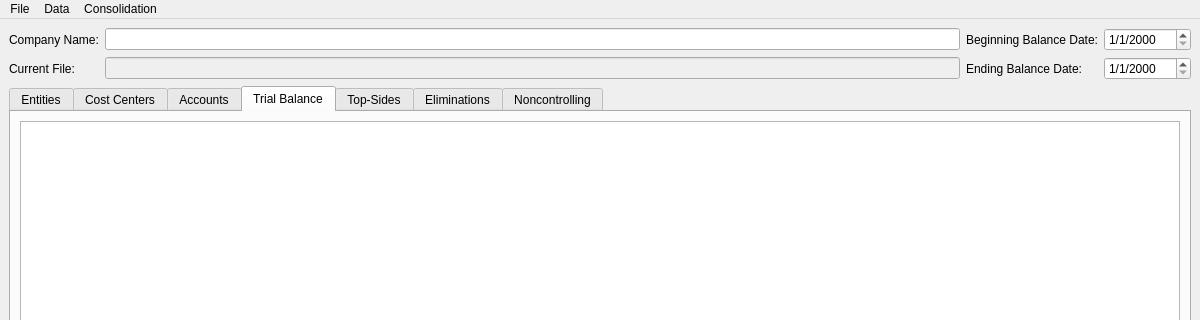
Old version of the form ui/MainWindow2.ui in the repository herrsmitty8128/ConsolidationBuilder; both pictures show x 0 to 1200 and y 0 to 320 of the 1200 by 860 pixel window.
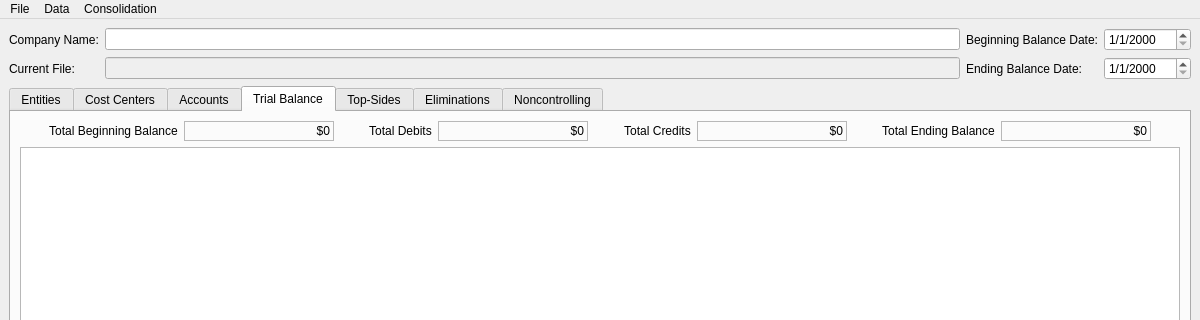
New version of the form. The open tabs and pages were chosen to show the change. Icons and pictures are not drawn.

The edit to the form file:
```diff
--- a/ui/MainWindow2.ui
+++ b/ui/MainWindow2.ui
@@ -397,27 +397,232 @@
            <attribute name="title">
             <string>Trial Balance</string>
            </attribute>
-           <layout class="QHBoxLayout" name="horizontalLayout_5">
+           <layout class="QVBoxLayout" name="verticalLayout_2">
             <item>
-             <layout class="QVBoxLayout" name="verticalLayout_2">
+             <layout class="QHBoxLayout" name="horizontalLayout_16">
               <item>
-               <widget class="QTableView" name="Trial_Balance">
-                <property name="alternatingRowColors">
-                 <bool>true</bool>
+               <spacer name="horizontalSpacer_26">
+                <property name="orientation">
+                 <enum>Qt::Horizontal</enum>
                 </property>
-                <property name="selectionMode">
-                 <enum>QAbstractItemView::ExtendedSelection</enum>
+                <property name="sizeHint" stdset="0">
+                 <size>
+                  <width>40</width>
+                  <height>20</height>
+                 </size>
                 </property>
-                <property name="selectionBehavior">
-                 <enum>QAbstractItemView::SelectRows</enum>
+               </spacer>
+              </item>
+              <item>
+               <widget class="QLabel" name="label_14">
+                <property name="text">
+                 <string>Total Beginning Balance</string>
                 </property>
-                <property name="sortingEnabled">
-                 <bool>true</bool>
+                <property name="alignment">
+                 <set>Qt::AlignCenter</set>
                 </property>
                </widget>
               </item>
+              <item>
+               <widget class="QLabel" name="totalTBBeginning">
+                <property name="minimumSize">
+                 <size>
+                  <width>150</width>
+                  <height>0</height>
+                 </size>
+                </property>
+                <property name="maximumSize">
+                 <size>
+                  <width>200</width>
+                  <height>16777215</height>
+                 </size>
+                </property>
+                <property name="frameShape">
+                 <enum>QFrame::StyledPanel</enum>
+                </property>
+                <property name="text">
+                 <string>$0</string>
+                </property>
+                <property name="alignment">
+                 <set>Qt::AlignRight|Qt::AlignTrailing|Qt::AlignVCenter</set>
+                </property>
+               </widget>
+              </item>
+              <item>
+               <spacer name="horizontalSpacer_27">
+                <property name="orientation">
+                 <enum>Qt::Horizontal</enum>
+                </property>
+                <property name="sizeHint" stdset="0">
+                 <size>
+                  <width>40</width>
+                  <height>20</height>
+                 </size>
+                </property>
+               </spacer>
+              </item>
+              <item>
+               <widget class="QLabel" name="label_15">
+                <property name="text">
+                 <string>Total Debits</string>
+                </property>
+                <property name="alignment">
+                 <set>Qt::AlignCenter</set>
+                </property>
+               </widget>
+              </item>
+              <item>
+               <widget class="QLabel" name="totalTBDebits">
+                <property name="minimumSize">
+                 <size>
+                  <width>150</width>
+                  <height>0</height>
+                 </size>
+                </property>
+                <property name="maximumSize">
+                 <size>
+                  <width>200</width>
+                  <height>16777215</height>
+                 </size>
+                </property>
+                <property name="frameShape">
+                 <enum>QFrame::StyledPanel</enum>
+                </property>
+                <property name="text">
+                 <string>$0</string>
+                </property>
+                <property name="alignment">
+                 <set>Qt::AlignRight|Qt::AlignTrailing|Qt::AlignVCenter</set>
+                </property>
+               </widget>
+              </item>
+              <item>
+               <spacer name="horizontalSpacer_28">
+                <property name="orientation">
+                 <enum>Qt::Horizontal</enum>
+                </property>
+                <property name="sizeHint" stdset="0">
+                 <size>
+                  <width>40</width>
+                  <height>20</height>
+                 </size>
+                </property>
+               </spacer>
+              </item>
+              <item>
+               <widget class="QLabel" name="label_16">
+                <property name="text">
+                 <string>Total Credits</string>
+                </property>
+                <property name="alignment">
+                 <set>Qt::AlignCenter</set>
+                </property>
+               </widget>
+              </item>
+              <item>
+               <widget class="QLabel" name="totalTBCredits">
+                <property name="minimumSize">
+                 <size>
+                  <width>150</width>
+                  <height>0</height>
+                 </size>
+                </property>
+                <property name="maximumSize">
+                 <size>
+                  <width>200</width>
+                  <height>16777215</height>
+                 </size>
+                </property>
+                <property name="frameShape">
+                 <enum>QFrame::StyledPanel</enum>
+                </property>
+                <property name="text">
+                 <string>$0</string>
+                </property>
+                <property name="alignment">
+                 <set>Qt::AlignRight|Qt::AlignTrailing|Qt::AlignVCenter</set>
+                </property>
+               </widget>
+              </item>
+              <item>
+               <spacer name="horizontalSpacer_29">
+                <property name="orientation">
+                 <enum>Qt::Horizontal</enum>
+                </property>
+                <property name="sizeHint" stdset="0">
+                 <size>
+                  <width>40</width>
+                  <height>20</height>
+                 </size>
+                </property>
+               </spacer>
+              </item>
+              <item>
+               <widget class="QLabel" name="label_17">
+                <property name="text">
+                 <string>Total Ending Balance</string>
+                </property>
+                <property name="alignment">
+                 <set>Qt::AlignCenter</set>
+                </property>
+               </widget>
+              </item>
+              <item>
+               <widget class="QLabel" name="totalTBEnding">
+                <property name="minimumSize">
+                 <size>
+                  <width>150</width>
+                  <height>0</height>
+                 </size>
+                </property>
+                <property name="maximumSize">
+                 <size>
+                  <width>200</width>
+                  <height>16777215</height>
+                 </size>
+                </property>
+                <property name="frameShape">
+                 <enum>QFrame::StyledPanel</enum>
+                </property>
+                <property name="text">
+                 <string>$0</string>
+                </property>
+                <property name="alignment">
+                 <set>Qt::AlignRight|Qt::AlignTrailing|Qt::AlignVCenter</set>
+                </property>
+               </widget>
+              </item>
+              <item>
+               <spacer name="horizontalSpacer_30">
+                <property name="orientation">
+                 <enum>Qt::Horizontal</enum>
+                </property>
+                <property name="sizeHint" stdset="0">
+                 <size>
+                  <width>40</width>
+                  <height>20</height>
+                 </size>
+                </property>
+               </spacer>
+              </item>
              </layout>
             </item>
+            <item>
+             <widget class="QTableView" name="Trial_Balance">
+              <property name="alternatingRowColors">
+               <bool>true</bool>
+              </property>
+              <property name="selectionMode">
+               <enum>QAbstractItemView::ExtendedSelection</enum>
+              </property>
+              <property name="selectionBehavior">
+               <enum>QAbstractItemView::SelectRows</enum>
+              </property>
+              <property name="sortingEnabled">
+               <bool>true</bool>
+              </property>
+             </widget>
+            </item>
            </layout>
           </widget>
           <widget class="QWidget" name="topSidesTab">
```
Left out of the diff: 2 changed lines with no effect on the pictures.
